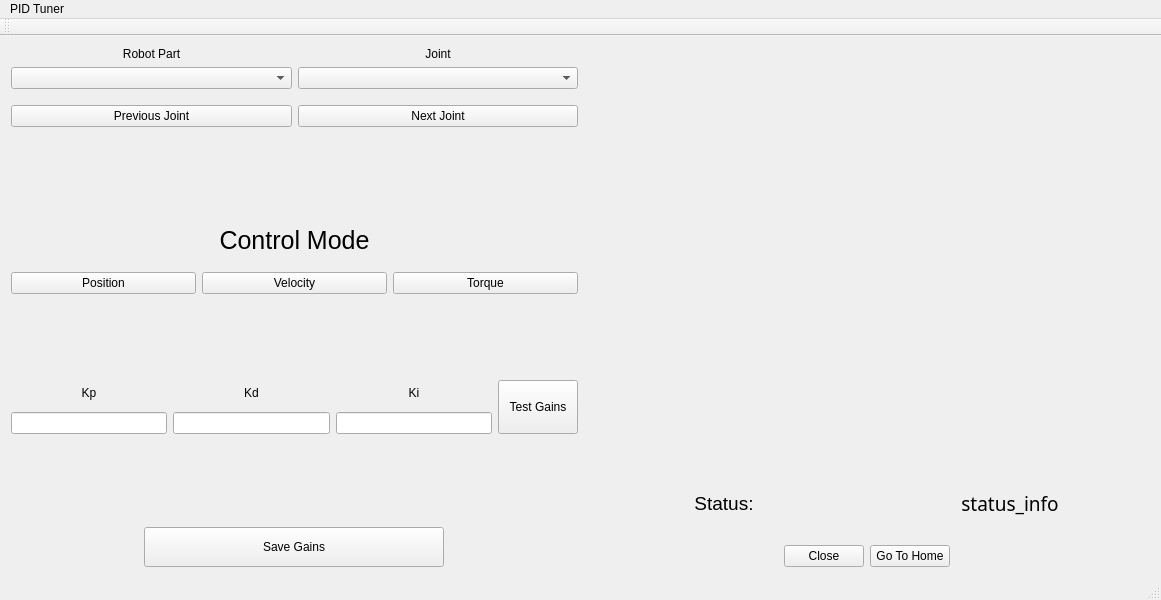
Before: the Qt Designer form mainwindow.ui in rlober/pidTunerGuiTest, drawn with Qt 5.
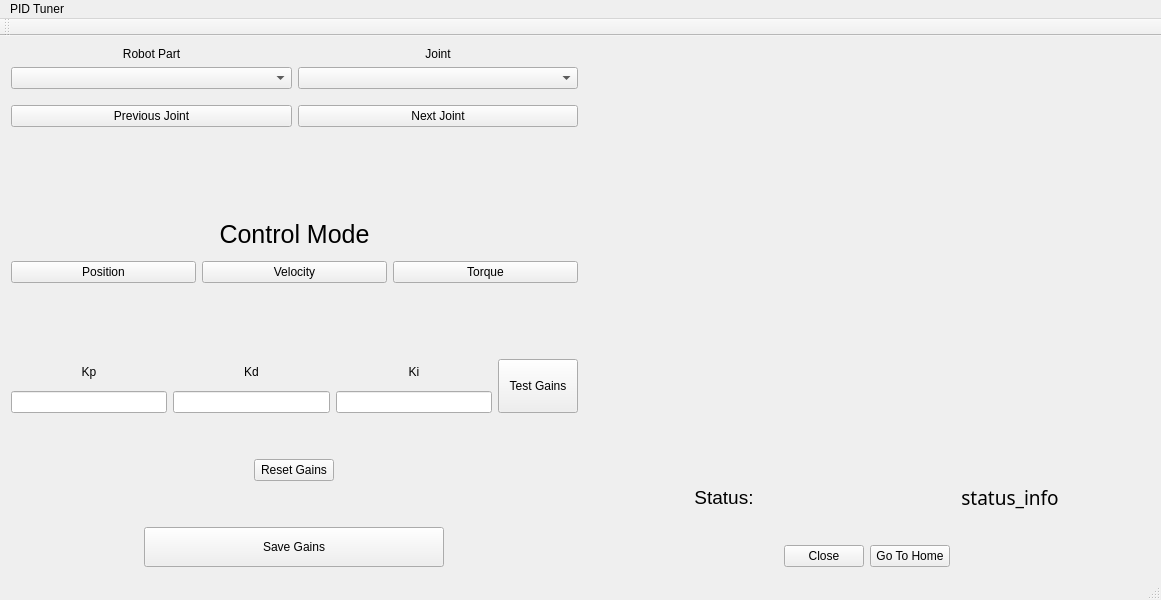
After: the same form once the commit is applied. Custom widgets are drawn as their Qt base class.

Commit message: added features and gui logic

What changed in the file:
```diff
--- a/mainwindow.ui
+++ b/mainwindow.ui
@@ -348,6 +348,26 @@
         </item>
        </layout>
       </item>
+      <item>
+       <spacer name="verticalSpacer_6">
+        <property name="orientation">
+         <enum>Qt::Vertical</enum>
+        </property>
+        <property name="sizeHint" stdset="0">
+         <size>
+          <width>20</width>
+          <height>40</height>
+         </size>
+        </property>
+       </spacer>
+      </item>
+      <item alignment="Qt::AlignHCenter|Qt::AlignVCenter">
+       <widget class="QPushButton" name="gainResetButton">
+        <property name="text">
+         <string>Reset Gains</string>
+        </property>
+       </widget>
+      </item>
       <item>
        <spacer name="verticalSpacer_5">
         <property name="orientation">
```
The commit also changes 2 other files.
